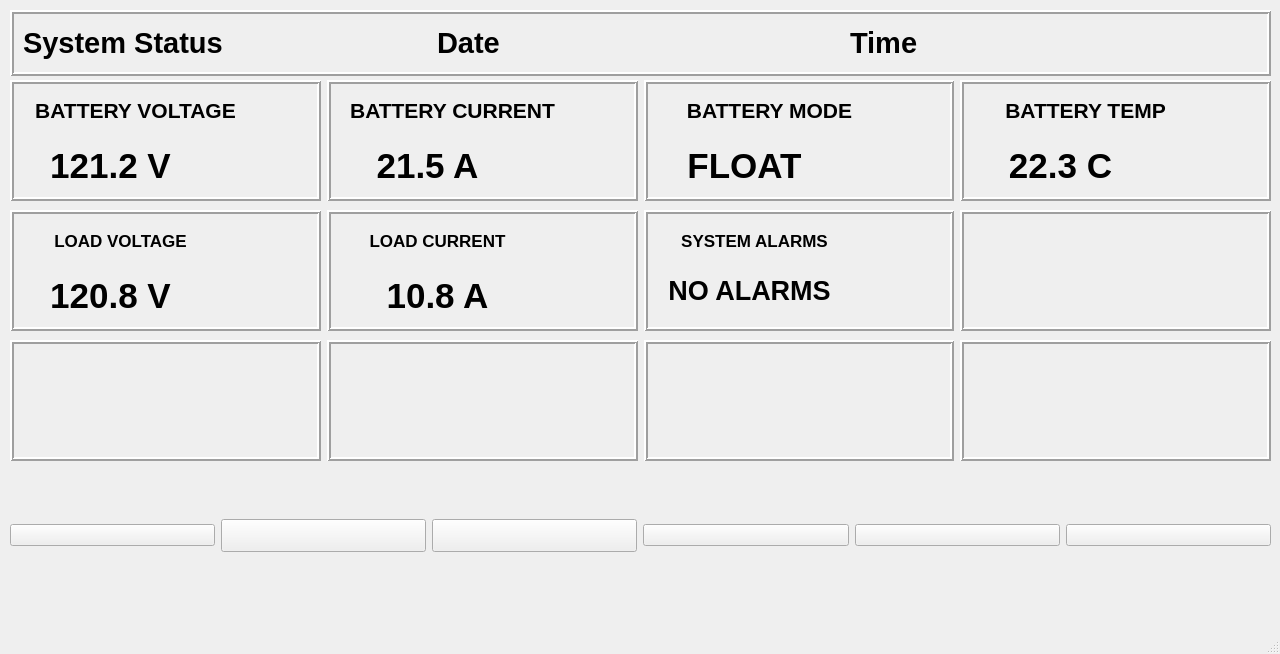
solarpieter/SP515_Display_2, file mainwindow.ui: the form before one commit.
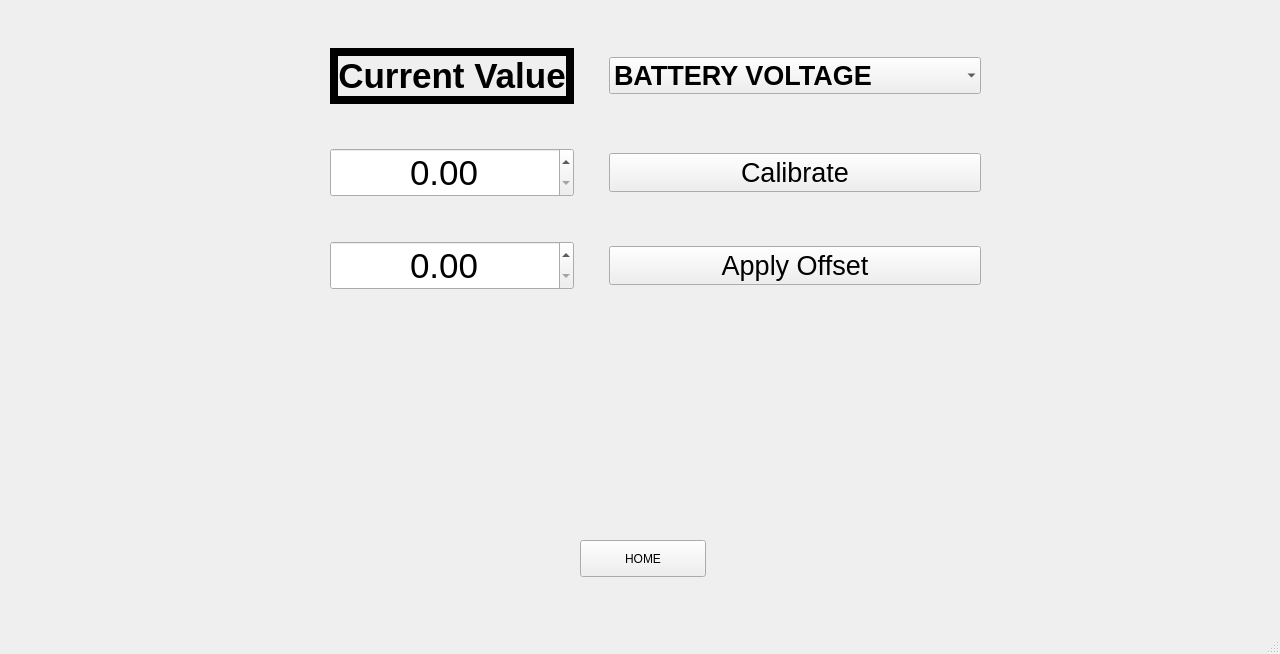
The form after the commit. Icons and pictures are not drawn.

Commit message: Calibration page added

```diff
--- a/mainwindow.ui
+++ b/mainwindow.ui
@@ -59,10 +59,22 @@
       <height>720</height>
      </size>
     </property>
+    <property name="autoFillBackground">
+     <bool>true</bool>
+    </property>
+    <property name="frameShape">
+     <enum>QFrame::Shape::NoFrame</enum>
+    </property>
     <property name="frameShadow">
-     <enum>QFrame::Shadow::Raised</enum>
+     <enum>QFrame::Shadow::Plain</enum>
     </property>
     <property name="lineWidth">
+     <number>0</number>
+    </property>
+    <property name="midLineWidth">
+     <number>0</number>
+    </property>
+    <property name="currentIndex">
      <number>2</number>
     </property>
     <widget class="QWidget" name="pageDashboard">
@@ -1142,6 +1154,219 @@
       </layout>
      </widget>
     </widget>
+    <widget class="QWidget" name="pageCalibration">
+     <widget class="QPushButton" name="pushButton_12">
+      <property name="geometry">
+       <rect>
+        <x>580</x>
+        <y>540</y>
+        <width>126</width>
+        <height>37</height>
+       </rect>
+      </property>
+      <property name="text">
+       <string>HOME</string>
+      </property>
+      <property name="default">
+       <bool>false</bool>
+      </property>
+      <property name="flat">
+       <bool>false</bool>
+      </property>
+     </widget>
+     <widget class="QWidget" name="gridLayoutWidget">
+      <property name="geometry">
+       <rect>
+        <x>330</x>
+        <y>10</y>
+        <width>651</width>
+        <height>321</height>
+       </rect>
+      </property>
+      <layout class="QGridLayout" name="gridLayout_3">
+       <item row="2" column="1">
+        <widget class="QDoubleSpinBox" name="spin_offset_value">
+         <property name="font">
+          <font>
+           <pointsize>26</pointsize>
+          </font>
+         </property>
+         <property name="alignment">
+          <set>Qt::AlignmentFlag::AlignCenter</set>
+         </property>
+        </widget>
+       </item>
+       <item row="0" column="1">
+        <widget class="QLabel" name="label_current_value">
+         <property name="font">
+          <font>
+           <pointsize>26</pointsize>
+           <bold>true</bold>
+          </font>
+         </property>
+         <property name="frameShape">
+          <enum>QFrame::Shape::Box</enum>
+         </property>
+         <property name="frameShadow">
+          <enum>QFrame::Shadow::Plain</enum>
+         </property>
+         <property name="lineWidth">
+          <number>8</number>
+         </property>
+         <property name="midLineWidth">
+          <number>1</number>
+         </property>
+         <property name="text">
+          <string>Current Value</string>
+         </property>
+         <property name="textFormat">
+          <enum>Qt::TextFormat::AutoText</enum>
+         </property>
+         <property name="alignment">
+          <set>Qt::AlignmentFlag::AlignCenter</set>
+         </property>
+        </widget>
+       </item>
+       <item row="2" column="3">
+        <widget class="QPushButton" name="btn_apply_offset">
+         <property name="font">
+          <font>
+           <pointsize>20</pointsize>
+          </font>
+         </property>
+         <property name="text">
+          <string>Apply Offset</string>
+         </property>
+        </widget>
+       </item>
+       <item row="1" column="3">
+        <widget class="QPushButton" name="btn_calibrate">
+         <property name="font">
+          <font>
+           <pointsize>20</pointsize>
+          </font>
+         </property>
+         <property name="text">
+          <string>Calibrate</string>
+         </property>
+        </widget>
+       </item>
+       <item row="1" column="1">
+        <widget class="QDoubleSpinBox" name="spin_measured_value">
+         <property name="font">
+          <font>
+           <pointsize>26</pointsize>
+          </font>
+         </property>
+         <property name="alignment">
+          <set>Qt::AlignmentFlag::AlignCenter</set>
+         </property>
+        </widget>
+       </item>
+       <item row="0" column="2">
+        <spacer name="horizontalSpacer">
+         <property name="orientation">
+          <enum>Qt::Orientation::Horizontal</enum>
+         </property>
+         <property name="sizeHint" stdset="0">
+          <size>
+           <width>40</width>
+           <height>20</height>
+          </size>
+         </property>
+        </spacer>
+       </item>
+       <item row="0" column="3">
+        <widget class="QComboBox" name="combo_calibration_target">
+         <property name="enabled">
+          <bool>true</bool>
+         </property>
+         <property name="sizePolicy">
+          <sizepolicy hsizetype="Minimum" vsizetype="Fixed">
+           <horstretch>0</horstretch>
+           <verstretch>0</verstretch>
+          </sizepolicy>
+         </property>
+         <property name="minimumSize">
+          <size>
+           <width>0</width>
+           <height>0</height>
+          </size>
+         </property>
+         <property name="font">
+          <font>
+           <pointsize>20</pointsize>
+           <bold>true</bold>
+           <stylestrategy>PreferAntialias</stylestrategy>
+           <kerning>true</kerning>
+           <hintingpreference>PreferDefaultHinting</hintingpreference>
+          </font>
+         </property>
+         <property name="layoutDirection">
+          <enum>Qt::LayoutDirection::LeftToRight</enum>
+         </property>
+         <property name="autoFillBackground">
+          <bool>true</bool>
+         </property>
+         <property name="iconSize">
+          <size>
+           <width>16</width>
+           <height>16</height>
+          </size>
+         </property>
+         <property name="frame">
+          <bool>false</bool>
+         </property>
+         <item>
+          <property name="text">
+           <string>BATTERY VOLTAGE</string>
+          </property>
+         </item>
+         <item>
+          <property name="text">
+           <string>RECTIFIER VOLTAGE</string>
+          </property>
+         </item>
+         <item>
+          <property name="text">
+           <string>LOAD VOLTAGE</string>
+          </property>
+         </item>
+         <item>
+          <property name="text">
+           <string>BATTERY CURRENT</string>
+          </property>
+         </item>
+         <item>
+          <property name="text">
+           <string>RECTIFIER CURRENT</string>
+          </property>
+         </item>
+         <item>
+          <property name="text">
+           <string>LOAD CURRENT</string>
+          </property>
+         </item>
+         <item>
+          <property name="text">
+           <string>BATTERY TEMPERATURE</string>
+          </property>
+         </item>
+         <item>
+          <property name="text">
+           <string>EARTH FAULT</string>
+          </property>
+         </item>
+         <item>
+          <property name="text">
+           <string>RIPPLE VOLTAGE</string>
+          </property>
+         </item>
+        </widget>
+       </item>
+      </layout>
+     </widget>
+    </widget>
     <widget class="QWidget" name="pageBattery_settings">
      <property name="font">
       <font>
```
Left out of the diff: 118 changed lines with no effect on the pictures. The commit also changes 5 other files.
